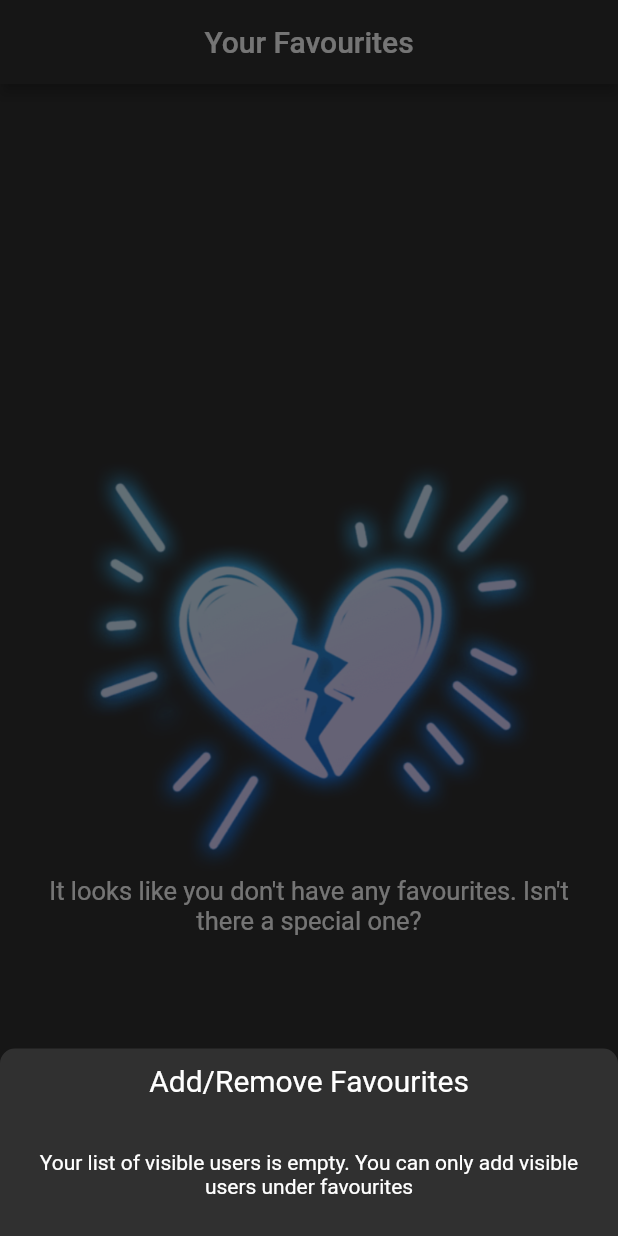
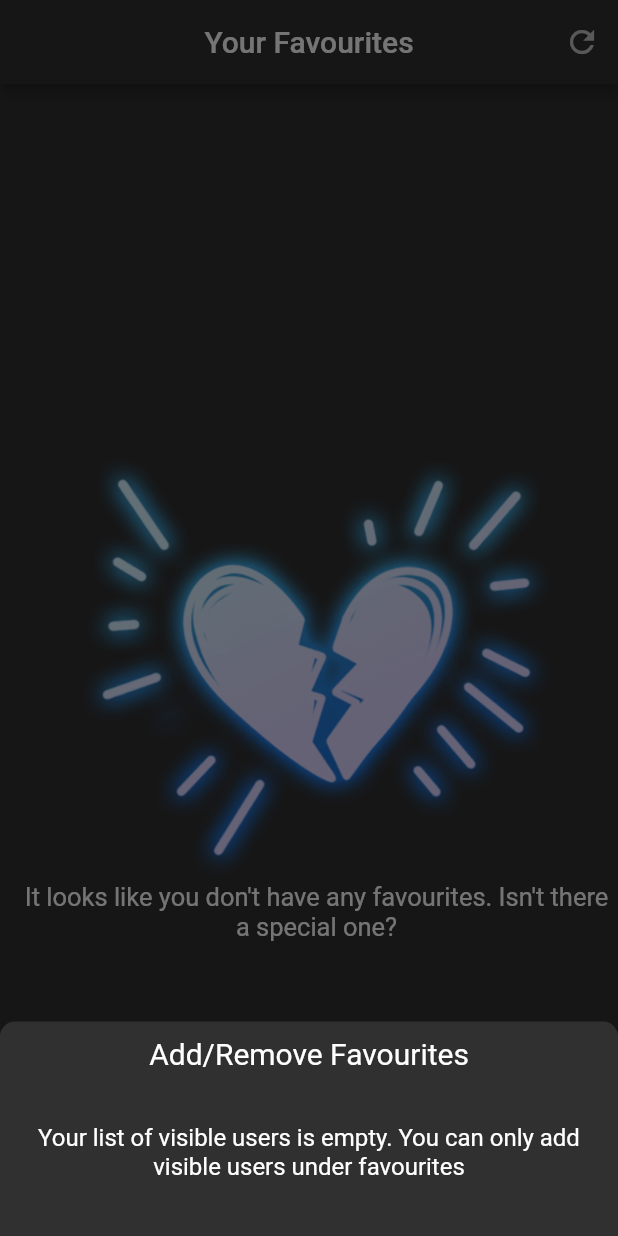
Before and after one commit to A-N-uraag/Project-Locus, a Flutter app: the Favourites screen opened directly, after a tap on "Manage", on a phone screen of 412 x 824 dp. Run offline on Flutter 3.47's test engine with Material 2 defaults, Android fonts, the phone set to English and light mode, and no system bars; our stand-ins replace cloud_firestore, cloud_functions, firebase_auth, firebase_core, geolocator, google_maps_flutter and 1 more; missing offline and left inert: android_alarm_manager, background_fetch, flutter_isolate; accounts and stored records are empty.

```diff
--- a/lib/components/UserListView.dart
+++ b/lib/components/UserListView.dart
@@ -82,33 +82,38 @@ class _UserListState extends State<UserListView>{
 
   @override
   Widget build(BuildContext context){
-    return Container(
-      child: Column(
-        mainAxisSize: MainAxisSize.min,
+    return Stack(
       children: [
-          Container(
-            child: (widget.users.isNotEmpty) ? Scrollbar(
+        (widget.users.isNotEmpty) ? Container(
+          margin: EdgeInsets.only(bottom: widget.isCheckable ? 50 : 0),
+          child: Scrollbar(
             isAlwaysShown: true,
             controller: _scrollbarController,
-              child:  SingleChildScrollView(
-                padding: EdgeInsets.only(top: 12),
+            child: SingleChildScrollView(
+              padding: EdgeInsets.only(top: 5, right: 10),
               child: Column(
+                mainAxisAlignment: MainAxisAlignment.start,
                 mainAxisSize: MainAxisSize.min,
-                  children: widget.users.map((user) => listTile(user)).toList()
+                children: widget.users.map((user) => listTile(user)).toList(),
               ),
             )
+          ),
         ) : Container(
+          height: 50,
           margin: EdgeInsets.all(15),
-              child: Text(widget.emptyListMessage,textAlign: TextAlign.center,),
+          child: Text(widget.emptyListMessage, style: TextStyle(fontSize: 16), textAlign: TextAlign.center,),
+        ),
+        widget.isCheckable && widget.users.isNotEmpty ? Positioned(
+          bottom: 2,
+          right: 10,
+          child: FloatingActionButton.extended(
+            icon: Icon(Icons.done_all),
+            backgroundColor: Color(0xff33ffcc),
+            label: Text(widget.submitButtonTitle,style: TextStyle(color: Colors.black), textAlign: TextAlign.center,),
+            onPressed: () => widget.onSubmit(widget.users,_selectedEmails)
           )
-          ),
-          widget.isCheckable && widget.users.isNotEmpty ? RaisedButton(
-            color: Color(0xff33ffcc),
-            child: Text(widget.submitButtonTitle,style: TextStyle(color: Colors.black), textAlign: TextAlign.center,),
-            onPressed: () => widget.onSubmit(widget.users,_selectedEmails)
-          ) : Container(),
+        ) : Container(height: 0),
       ],
-      ),
     );
   }
 }
--- a/lib/components/UserSearch.dart
+++ b/lib/components/UserSearch.dart
@@ -44,6 +44,7 @@ class _UserSearchState extends State<UserSearch>{
       color: Colors.grey[850],
       padding: EdgeInsets.all(15),
       child: Column(
+        mainAxisAlignment: MainAxisAlignment.end,
         mainAxisSize: MainAxisSize.min,
         children: [
           TextFormField(
@@ -62,7 +63,6 @@ class _UserSearchState extends State<UserSearch>{
             },
           ),
           Container(
-            alignment: Alignment.center,
             margin: EdgeInsets.only(top: 5, bottom: 10),
             child: Text("Please note that search is case sensitive", style: TextStyle(color: Colors.white70, fontSize: 12), textAlign: TextAlign.center,),
           ),
--- a/lib/pages/Favourties.dart
+++ b/lib/pages/Favourties.dart
@@ -20,21 +20,26 @@ class Favourites extends StatefulWidget{
   _FavouritesState createState() => _FavouritesState();
 }
 
-class _FavouritesState extends State<Favourites>{
-  List<Profile> favourites;
-  List<Profile> hasAccess;
-  String currentUser;
+class _FavouritesState extends State<Favourites> with AutomaticKeepAliveClientMixin {
+  List<Profile> _favourites;
+  List<Profile> _hasAccess;
+  String _currentUser;
+
+  @override
+  bool get wantKeepAlive => true;
 
   @override
   void initState() {
-    currentUser = AuthUtils.getCurrentUser();
+    _currentUser = AuthUtils.getCurrentUser();
     super.initState();
   }
 
-  Future<List<Profile>> initialize() async {
-    hasAccess = await NetworkUtils.getHasAccess(currentUser);
-    List<String> favouritesEmails = (await NetworkUtils.getPrivateDetails(currentUser)).favourites;
-    return (await NetworkUtils.getPublicProfiles(favouritesEmails)).values.toList();
+  Future<void> initialize() async {
+    if(_favourites == null){
+      _hasAccess = await NetworkUtils.getHasAccess(_currentUser);
+      List<String> favouritesEmails = (await NetworkUtils.getPrivateDetails(_currentUser)).favourites;
+      _favourites = (await NetworkUtils.getPublicProfiles(favouritesEmails)).values.toList();
+    }
   }
 
   void manageFavourites(BuildContext context) async {
@@ -55,7 +60,7 @@ class _FavouritesState extends State<Favourites>{
                 maxHeight: MediaQuery.of(context).size.height*0.6,
               ),
               child: UserListView(
-                hasAccess,
+                _hasAccess,
                 (Profile user) => {},
                 emptyListMessage: "Your list of visible users is empty. You can only add visible users under favourites",
                 isCheckable: true,
@@ -65,7 +70,7 @@ class _FavouritesState extends State<Favourites>{
                   selectedUsers.forEach((key, value) {if(value){newList.add(key);}});
                   Navigator.pop(context,newList);
                 },
-                preSelectedUsers: favourites,
+                preSelectedUsers: _favourites,
               )
             )
           ],
@@ -77,9 +82,9 @@ class _FavouritesState extends State<Favourites>{
     );
     if(addedUsers != null){
       Map<String,Profile> addedProfiles = await NetworkUtils.getPublicProfiles(addedUsers);
-      await NetworkUtils.saveFavourites(currentUser, addedUsers);
+      await NetworkUtils.saveFavourites(_currentUser, addedUsers);
       this.setState(() {
-        favourites = addedProfiles.values.toList();
+        _favourites = addedProfiles.values.toList();
       });
     }
   }
@@ -92,10 +97,24 @@ class _FavouritesState extends State<Favourites>{
         backgroundColor: Colors.grey[850],
         title: Text("Your Favourites", style: TextStyle(fontSize: 20),),
         centerTitle: true,
+        actions: [
+          IconButton(
+            icon: Icon(Icons.refresh, color: Colors.white70,),
+            onPressed: () async {
+              final _newHasAccess = await NetworkUtils.getHasAccess(_currentUser);
+              List<String> favouritesEmails = (await NetworkUtils.getPrivateDetails(_currentUser)).favourites;
+              final _newfavourites = (await NetworkUtils.getPublicProfiles(favouritesEmails)).values.toList();
+              this.setState(() {
+                _hasAccess = _newHasAccess;
+                _favourites = _newfavourites;
+              });
+            },
+          )
+        ],
       ),
       body: FutureBuilder(
         future: initialize(),
-        builder: (BuildContext context, AsyncSnapshot<List<Profile>> snapshot){
+        builder: (BuildContext context, AsyncSnapshot<void> snapshot){
           if(snapshot.connectionState == ConnectionState.waiting){
             return Center(
               child: Container(
@@ -107,11 +126,11 @@ class _FavouritesState extends State<Favourites>{
               )
             );
           }
-          favourites = snapshot.data;
           return Container(
-            padding: EdgeInsets.only(top: MediaQuery.of(context).padding.top, left: 15, right: 15, bottom: 5),
-            child: (favourites != null && favourites.isNotEmpty) ? UserListView(
-              favourites,
+            padding: EdgeInsets.only(top: MediaQuery.of(context).padding.top, left: 15, right: 5, bottom: 5),
+            alignment: Alignment.topCenter,
+            child: (_favourites != null && _favourites.isNotEmpty) ? UserListView(
+              _favourites,
               (Profile user){
                 showDialog(
                   context: context,
--- a/lib/pages/MapsPage.dart
+++ b/lib/pages/MapsPage.dart
@@ -136,6 +136,10 @@ class _MapsPageState extends State<MapsPage>{
           children: [
             Container(
               padding: EdgeInsets.all(10),
+              child: Text("Go to ...", style: TextStyle(color: Colors.white, fontSize: 20),),
+            ),
+            Container(
+              padding: EdgeInsets.all(10),
               constraints: BoxConstraints(
                 maxHeight: MediaQuery.of(context).size.height*0.6,
               ),
```
Also changed, not shown: lib/pages/GivenAccess.dart (+30 -28 lines), lib/pages/HasAccess.dart (+32 -14 lines). Lines whose indentation alone changed are shown as unchanged.
